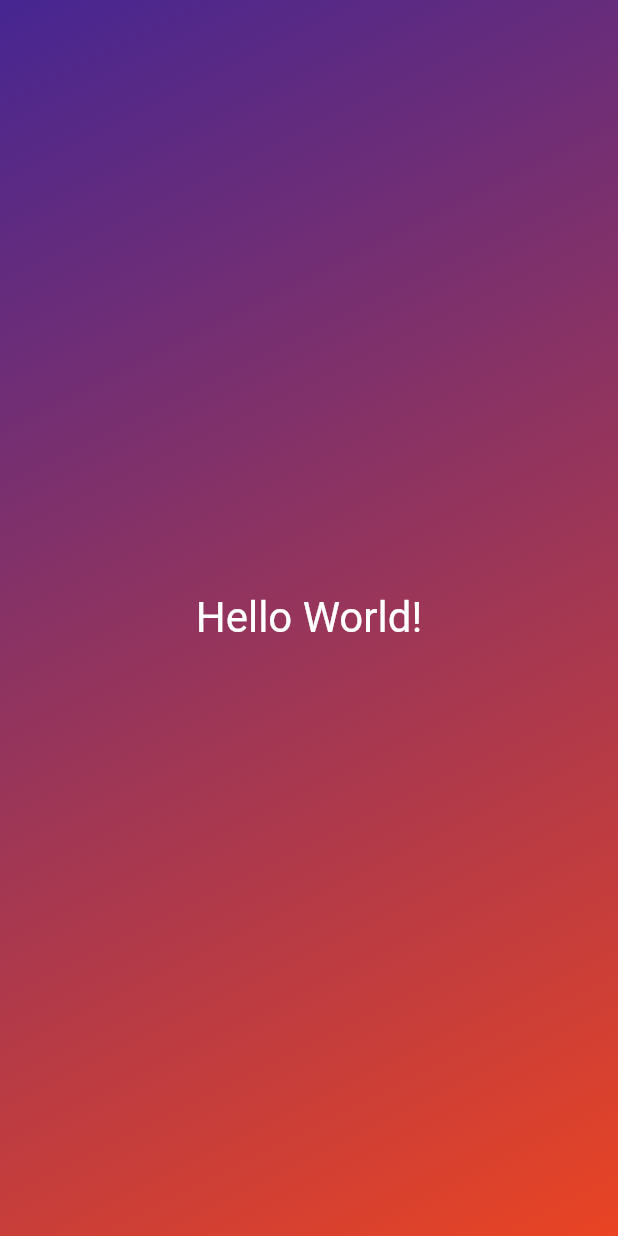
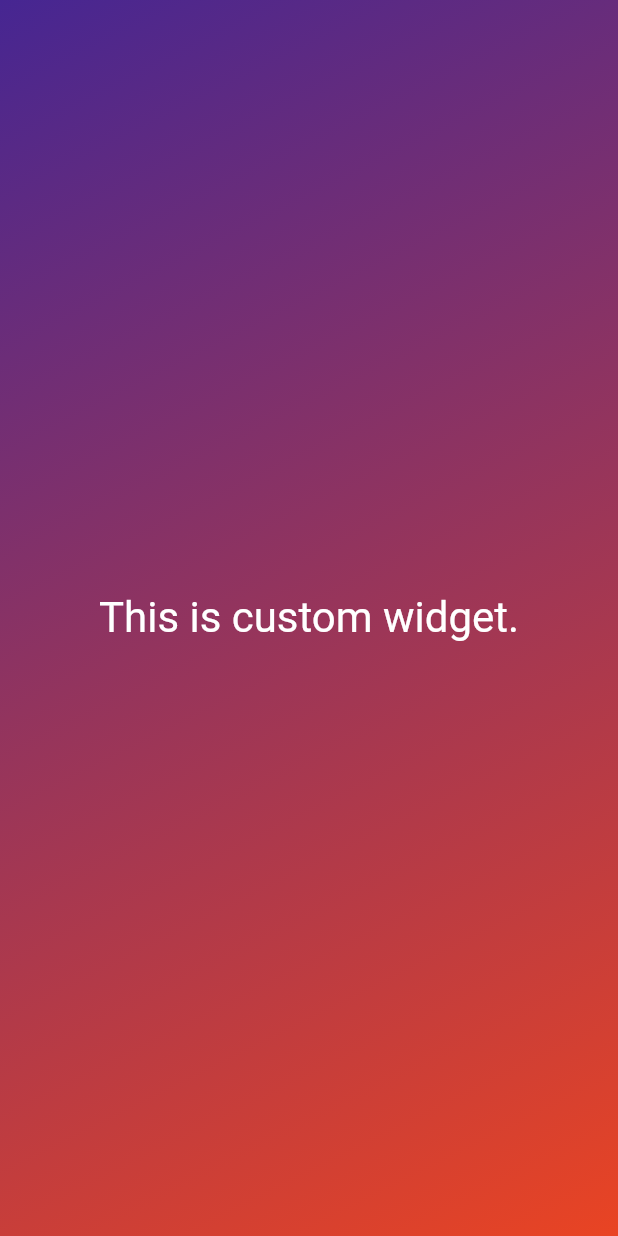
Before and after one commit to wingo-dev/flutter, a Flutter app: the screen it shows after launch, on a phone screen of 412 x 824 dp. Run offline on Flutter 3.47's test engine with Material 2 defaults, Android fonts, the phone set to English and light mode, and no system bars.

Commit message:
seprated class

```diff
--- a/lib/gradient_container.dart
+++ b/lib/gradient_container.dart
@@ -1,4 +1,5 @@
 import 'package:flutter/material.dart';
+import 'package:trial_app/styled_text.dart';
 
 class GradientContainer extends StatelessWidget {
   const GradientContainer({super.key});
@@ -16,13 +17,7 @@ class GradientContainer extends StatelessWidget {
         ),
       ),
       child: const Center(
-        child: Text(
-          "Hello World!",
-          style: TextStyle(
-            color: Colors.white,
-            fontSize: 28,
-          ),
-        ),
+        child: StyledText(),
       ),
     );
   }
--- /dev/null
+++ b/lib/styled_text.dart
@@ -0,0 +1,15 @@
+import 'package:flutter/material.dart';
+
+class StyledText extends StatelessWidget {
+  const StyledText({super.key});
+  @override
+  Widget build(context) {
+    return const Text(
+      'This is custom widget.',
+      style: TextStyle(
+        color: Colors.white,
+        fontSize: 28,
+      ),
+    );
+  }
+}
```
